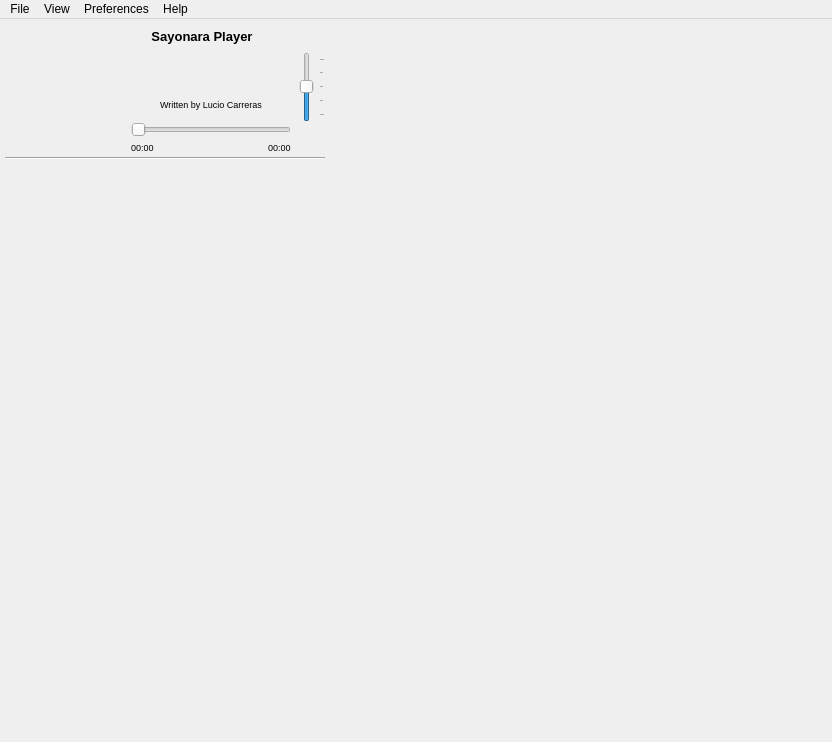
Qt form trunk/GUI/player/GUI_Simpleplayer.ui (shahid334/sayonara-player) before a commit.
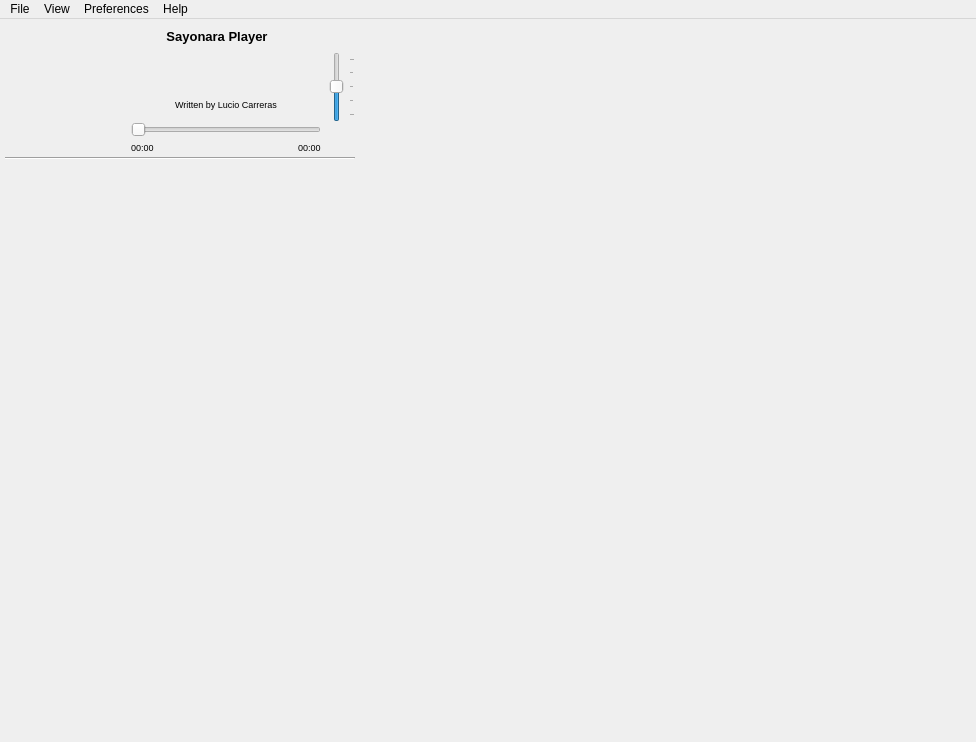
The same form after that commit. Icons and pictures are not drawn. Custom widgets are drawn as their Qt base class.

```diff
--- a/trunk/GUI/player/GUI_Simpleplayer.ui
+++ b/trunk/GUI/player/GUI_Simpleplayer.ui
@@ -6,7 +6,7 @@
    <rect>
     <x>0</x>
     <y>0</y>
-    <width>832</width>
+    <width>976</width>
     <height>742</height>
    </rect>
   </property>
@@ -731,7 +731,7 @@
           <rect>
            <x>0</x>
            <y>0</y>
-           <width>318</width>
+           <width>350</width>
            <height>559</height>
           </rect>
          </property>
@@ -894,7 +894,7 @@
     <rect>
      <x>0</x>
      <y>0</y>
-     <width>832</width>
+     <width>976</width>
      <height>23</height>
     </rect>
    </property>
```
Left out of the diff: 28 changed lines with no effect on the pictures.
